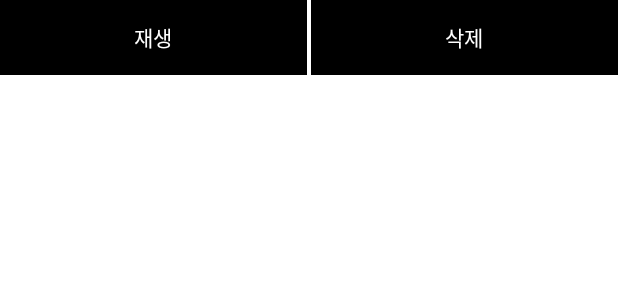
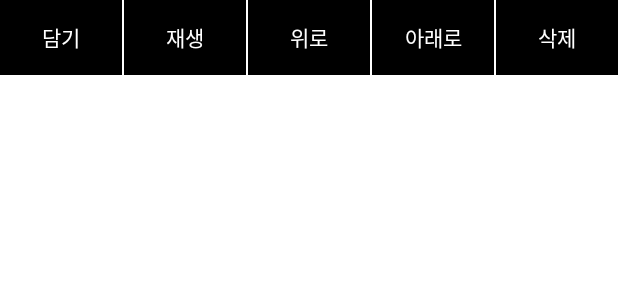
Before and after one commit to HS0204/android_programming_with_sesac, an Android app: the layout layout_playing_bottom_sheet.xml on its own in the app's theme, with its tools: preview values and no code run, on a phone screen of 412 x 824 dp. Shown: the top 300 px of the screen. Run offline under Robolectric (Android 15) with nearby library versions, the light colour scheme and no system bars.

Commit message:
음악 리스트 드래그로 순서 변경

```diff
--- a/secondweek/app/src/main/java/hs/project/secondweek/PlayerMusicActivity.kt
+++ b/secondweek/app/src/main/java/hs/project/secondweek/PlayerMusicActivity.kt
@@ -26,6 +26,7 @@ var totalTime: Int = 0
 class PlayerMusicActivity : AppCompatActivity(), ServiceConnection {
 
     private val binding by lazy { ActivityPlayermusicBinding.inflate(layoutInflater) }
+    val handler = Handler()
 
     companion object {
         const val TAG: String = "MYLOG"
@@ -119,6 +120,7 @@ class PlayerMusicActivity : AppCompatActivity(), ServiceConnection {
     override fun onDestroy() {
         super.onDestroy()
         Log.d(TAG, "PlayerMusicActivity - onDestroy() 호출")
+        handler.removeMessages(0)
         finish()
     }
 
@@ -178,7 +180,6 @@ class PlayerMusicActivity : AppCompatActivity(), ServiceConnection {
         val seekBar = binding.musicBar
         seekBar.max = mediaPlayer!!.duration
 
-        val handler = Handler()
         handler.postDelayed(object: Runnable {
             override fun run() {
                 try {
--- a/secondweek/app/src/main/res/layout/layout_playing_bottom_sheet.xml
+++ b/secondweek/app/src/main/res/layout/layout_playing_bottom_sheet.xml
@@ -3,6 +3,17 @@
     android:layout_width="match_parent"
     android:layout_height="wrap_content"
     android:orientation="horizontal">
+
+    <TextView
+        android:id="@+id/store_btn"
+        android:layout_width="0dp"
+        android:layout_height="50dp"
+        android:layout_weight="1"
+        android:layout_marginEnd="1dp"
+        android:gravity="center"
+        android:text="담기"
+        android:textColor="@color/white"
+        android:background="@color/black"/>
 
     <TextView
         android:id="@+id/play_btn"
@@ -16,11 +27,32 @@
         android:background="@color/black"/>
 
     <TextView
+        android:id="@+id/move_up_btn"
+        android:layout_width="0dp"
+        android:layout_height="50dp"
+        android:layout_weight="1"
+        android:layout_marginEnd="1dp"
+        android:gravity="center"
+        android:text="위로"
+        android:textColor="@color/white"
+        android:background="@color/black"/>
+
+    <TextView
+        android:id="@+id/move_down_btn"
+        android:layout_width="0dp"
+        android:layout_height="50dp"
+        android:layout_weight="1"
+        android:layout_marginEnd="1dp"
+        android:gravity="center"
+        android:text="아래로"
+        android:textColor="@color/white"
+        android:background="@color/black"/>
+
+    <TextView
         android:id="@+id/delete_btn"
         android:layout_width="0dp"
         android:layout_height="50dp"
         android:layout_weight="1"
-        android:layout_marginStart="1dp"
         android:gravity="center"
         android:text="삭제"
         android:textColor="@color/white"
```
Also changed, not shown: secondweek/app/src/main/java/hs/project/secondweek/Adapter/MusicSwipeCallback.kt (added, +39 -0 lines), secondweek/app/src/main/java/hs/project/secondweek/CustomListMusicActivity.kt (+14 -19 lines), secondweek/app/src/main/java/hs/project/secondweek/Fragment/LocalMusicFragment.kt (+20 -1 lines).
